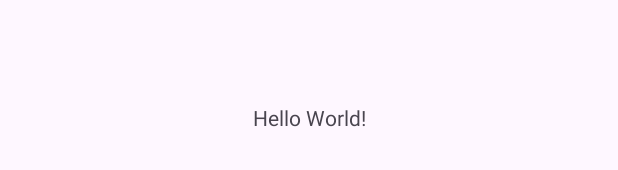
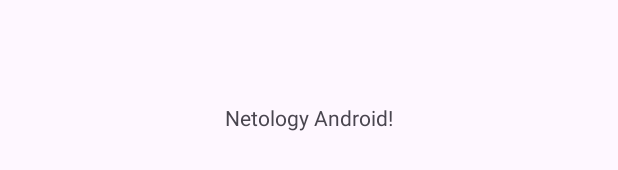
Before and after one commit to myjoyy/NmediaAndroid, an Android app: the layout activity_main.xml on its own in the app's theme, with its tools: preview values and no code run, on a phone screen of 412 x 824 dp. Shown: the part 501-671 px from the top of the screen. Run offline under Robolectric (Android 15) with nearby library versions, the phone set to English and light mode, and no system bars.

Commit message:
initial build commit

```diff
--- a/app/src/main/res/layout/activity_main.xml
+++ b/app/src/main/res/layout/activity_main.xml
@@ -9,7 +9,7 @@
     <TextView
         android:layout_width="wrap_content"
         android:layout_height="wrap_content"
-        android:text="Hello World!"
+        android:text="Netology Android!"
         app:layout_constraintBottom_toBottomOf="parent"
         app:layout_constraintEnd_toEndOf="parent"
         app:layout_constraintStart_toStartOf="parent"
```
